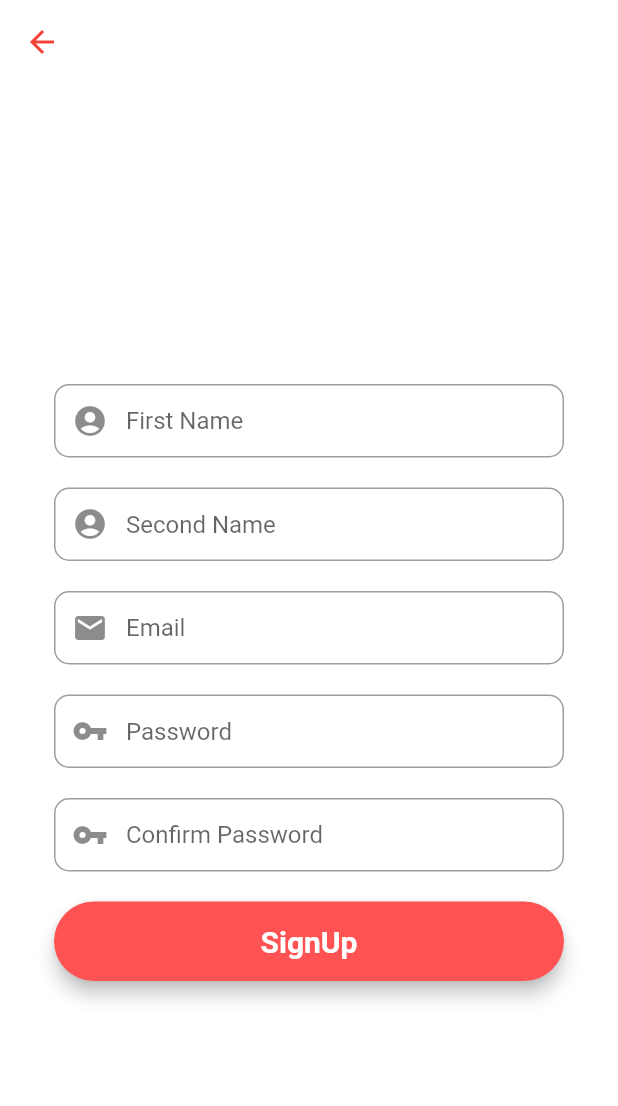
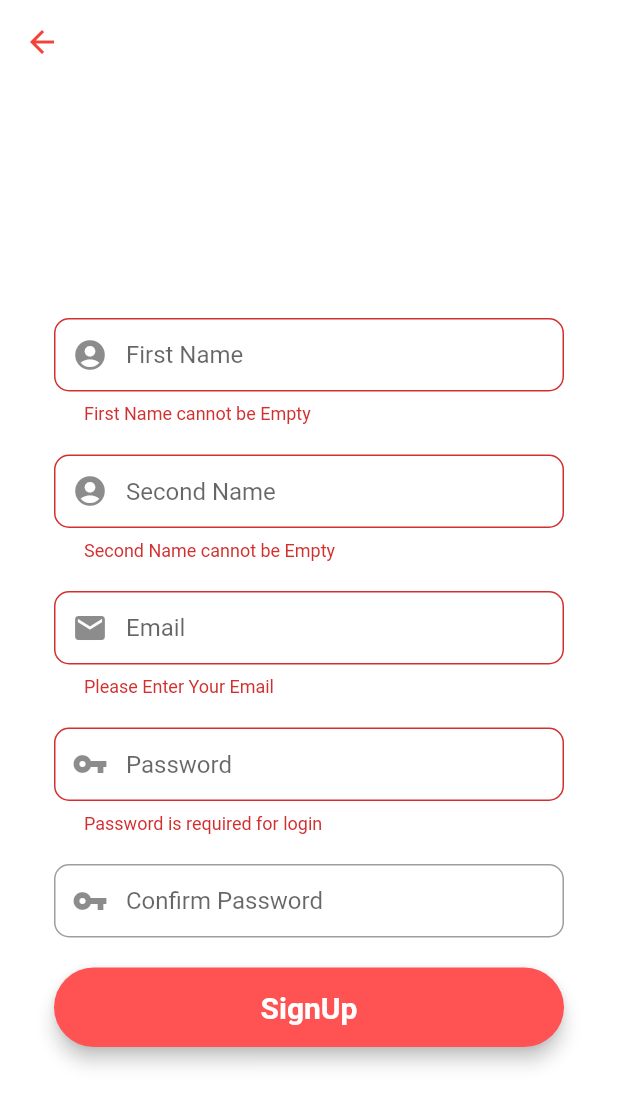
Before and after one commit to ZuzaTwardowska/Bilans-app, a Flutter app: the RegistrationPage screen opened directly, after a tap on "SignUp", on a phone screen of 412 x 824 dp. Shown: the top 1106 px of the screen. Run offline on Flutter 3.47's test engine with Material 2 defaults, Android fonts, the phone set to English and light mode, and no system bars; our stand-ins replace cloud_firestore, firebase_auth, firebase_core, fluttertoast; accounts and stored records are empty; statements that could not run were skipped.

Commit message:
add register and login

```diff
--- a/lib/main.dart
+++ b/lib/main.dart
@@ -1,8 +1,11 @@
 import 'package:bilans/pages/home_page.dart';
+import 'package:firebase_core/firebase_core.dart';
 import 'package:flutter/material.dart';
 import 'package:bilans/pages/login_page.dart';
 
-void main() {
+Future<void> main() async {
+  WidgetsFlutterBinding.ensureInitialized();
+  await Firebase.initializeApp();
   runApp(const MyApp());
 }
 
--- /dev/null
+++ b/lib/models/user_model.dart
@@ -0,0 +1,26 @@
+class UserModel {
+  String? uid;
+  String? email;
+  String? name;
+  String? surname;
+
+  UserModel({this.uid, this.email, this.name, this.surname});
+
+  factory UserModel.fromMap(map) {
+    return UserModel(
+      uid: map['uid'],
+      email: map['email'],
+      name: map['name'],
+      surname: map['surname'],
+    );
+  }
+
+  Map<String, dynamic> toMap() {
+    return {
+      'uid': uid,
+      'email': email,
+      'name': name,
+      'surname': surname,
+    };
+  }
+}
--- a/lib/pages/login_page.dart
+++ b/lib/pages/login_page.dart
@@ -1,4 +1,9 @@
+import 'package:firebase_auth/firebase_auth.dart';
 import 'package:flutter/material.dart';
+import 'package:fluttertoast/fluttertoast.dart';
+
+import 'home_page.dart';
+import 'register_page.dart';
 
 class LoginPage extends StatefulWidget {
   const LoginPage({Key? key}) : super(key: key);
@@ -11,6 +16,10 @@ class _LoginPageState extends State<LoginPage> {
   final _formKey = GlobalKey<FormState>();
   final TextEditingController emailController = TextEditingController();
   final TextEditingController passwordController = TextEditingController();
+
+  final _auth = FirebaseAuth.instance;
+  String? errorMessage;
+
   @override
   Widget build(BuildContext context) {
     final emailField = TextFormField(
@@ -68,7 +77,9 @@ class _LoginPageState extends State<LoginPage> {
       child: MaterialButton(
         padding: const EdgeInsets.fromLTRB(20, 15, 20, 15),
         minWidth: MediaQuery.of(context).size.width,
-        onPressed: () {},
+        onPressed: () {
+          login(emailController.text, passwordController.text);
+        },
         child: const Text(
           "Login",
           textAlign: TextAlign.center,
@@ -107,7 +118,12 @@ class _LoginPageState extends State<LoginPage> {
                       children: <Widget>[
                         const Text("Don't have an account? "),
                         GestureDetector(
-                          onTap: () {},
+                          onTap: () {
+                            Navigator.push(
+                                context,
+                                MaterialPageRoute(
+                                    builder: (context) => RegistrationPage()));
+                          },
                           child: const Text(
                             "SignUp",
                             style: TextStyle(
@@ -127,4 +143,42 @@ class _LoginPageState extends State<LoginPage> {
       ),
     );
   }
+
+  void login(String email, String password) async {
+    if (_formKey.currentState!.validate()) {
+      try {
+        await _auth
+            .signInWithEmailAndPassword(email: email, password: password)
+            .then((uid) => {
+                  Fluttertoast.showToast(msg: "Login Successful"),
+                  Navigator.of(context).pushReplacement(
+                      MaterialPageRoute(builder: (context) => HomePage())),
+                });
+      } on FirebaseAuthException catch (error) {
+        switch (error.code) {
+          case "invalid-email":
+            errorMessage = "Your email address appears to be malformed.";
+            break;
+          case "wrong-password":
+            errorMessage = "Your password is wrong.";
+            break;
+          case "user-not-found":
+            errorMessage = "User with this email doesn't exist.";
+            break;
+          case "user-disabled":
+            errorMessage = "User with this email has been disabled.";
+            break;
+          case "too-many-requests":
+            errorMessage = "Too many requests";
+            break;
+          case "operation-not-allowed":
+            errorMessage = "Signing in with Email and Password is not enabled.";
+            break;
+          default:
+            errorMessage = "An undefined Error happened.";
+        }
+        Fluttertoast.showToast(msg: errorMessage!);
+      }
+    }
+  }
 }
--- a/lib/pages/register_page.dart
+++ b/lib/pages/register_page.dart
@@ -1,4 +1,10 @@
+import 'package:bilans/models/user_model.dart';
+import 'package:cloud_firestore/cloud_firestore.dart';
+import 'package:firebase_auth/firebase_auth.dart';
 import 'package:flutter/material.dart';
+import 'package:fluttertoast/fluttertoast.dart';
+
+import 'home_page.dart';
 
 class RegistrationPage extends StatefulWidget {
   const RegistrationPage({Key? key}) : super(key: key);
@@ -10,17 +16,20 @@ class RegistrationPage extends StatefulWidget {
 class _RegistrationPageState extends State<RegistrationPage> {
   final _formKey = GlobalKey<FormState>();
 
-  final firstNameEditingController = TextEditingController();
-  final secondNameEditingController = TextEditingController();
+  final nameEditingController = TextEditingController();
+  final surnameEditingController = TextEditingController();
   final emailEditingController = TextEditingController();
   final passwordEditingController = TextEditingController();
   final confirmPasswordEditingController = TextEditingController();
 
+  final _auth = FirebaseAuth.instance;
+  String? errorMessage;
+
   @override
   Widget build(BuildContext context) {
-    final firstNameField = TextFormField(
+    final nameField = TextFormField(
       autofocus: false,
-      controller: firstNameEditingController,
+      controller: nameEditingController,
       keyboardType: TextInputType.name,
       validator: (value) {
         RegExp regex = RegExp(r'^.{3,}$');
@@ -33,7 +42,7 @@ class _RegistrationPageState extends State<RegistrationPage> {
         return null;
       },
       onSaved: (value) {
-        firstNameEditingController.text = value!;
+        nameEditingController.text = value!;
       },
       textInputAction: TextInputAction.next,
       decoration: InputDecoration(
@@ -46,9 +55,9 @@ class _RegistrationPageState extends State<RegistrationPage> {
       ),
     );
 
-    final secondNameField = TextFormField(
+    final surnameField = TextFormField(
       autofocus: false,
-      controller: secondNameEditingController,
+      controller: surnameEditingController,
       keyboardType: TextInputType.name,
       validator: (value) {
         if (value!.isEmpty) {
@@ -57,7 +66,7 @@ class _RegistrationPageState extends State<RegistrationPage> {
         return null;
       },
       onSaved: (value) {
-        secondNameEditingController.text = value!;
+        surnameEditingController.text = value!;
       },
       textInputAction: TextInputAction.next,
       decoration: InputDecoration(
@@ -84,7 +93,7 @@ class _RegistrationPageState extends State<RegistrationPage> {
         return null;
       },
       onSaved: (value) {
-        firstNameEditingController.text = value!;
+        nameEditingController.text = value!;
       },
       textInputAction: TextInputAction.next,
       decoration: InputDecoration(
@@ -111,7 +120,7 @@ class _RegistrationPageState extends State<RegistrationPage> {
         }
       },
       onSaved: (value) {
-        firstNameEditingController.text = value!;
+        nameEditingController.text = value!;
       },
       textInputAction: TextInputAction.next,
       decoration: InputDecoration(
@@ -156,7 +165,9 @@ class _RegistrationPageState extends State<RegistrationPage> {
       child: MaterialButton(
         padding: const EdgeInsets.fromLTRB(20, 15, 20, 15),
         minWidth: MediaQuery.of(context).size.width,
-        onPressed: () {},
+        onPressed: () {
+          register(emailEditingController.text, passwordEditingController.text);
+        },
         child: const Text(
           "SignUp",
           textAlign: TextAlign.center,
@@ -189,9 +200,9 @@ class _RegistrationPageState extends State<RegistrationPage> {
                   crossAxisAlignment: CrossAxisAlignment.center,
                   children: <Widget>[
                     const SizedBox(height: 45),
-                    firstNameField,
+                    nameField,
                     const SizedBox(height: 20),
-                    secondNameField,
+                    surnameField,
                     const SizedBox(height: 20),
                     emailField,
                     const SizedBox(height: 20),
@@ -210,4 +221,62 @@ class _RegistrationPageState extends State<RegistrationPage> {
       ),
     );
   }
+
+  void register(String email, String password) async {
+    if (_formKey.currentState!.validate()) {
+      try {
+        await _auth
+            .createUserWithEmailAndPassword(email: email, password: password)
+            .then((value) => {postDetailsToFirestore()})
+            .catchError((e) {
+          Fluttertoast.showToast(msg: e!.message);
+        });
+      } on FirebaseAuthException catch (error) {
+        switch (error.code) {
+          case "invalid-email":
+            errorMessage = "Your email address appears to be malformed.";
+            break;
+          case "wrong-password":
+            errorMessage = "Your password is wrong.";
+            break;
+          case "user-not-found":
+            errorMessage = "User with this email doesn't exist.";
+            break;
+          case "user-disabled":
+            errorMessage = "User with this email has been disabled.";
+            break;
+          case "too-many-requests":
+            errorMessage = "Too many requests";
+            break;
+          case "operation-not-allowed":
+            errorMessage = "Signing in with Email and Password is not enabled.";
+            break;
+          default:
+            errorMessage = "An undefined Error happened.";
+        }
+        Fluttertoast.showToast(msg: errorMessage!);
+      }
+    }
+  }
+
+  postDetailsToFirestore() async {
+    FirebaseFirestore firebaseFirestore = FirebaseFirestore.instance;
+    User? user = _auth.currentUser;
+
+    UserModel userModel = UserModel();
+
+    userModel.email = user!.email;
+    userModel.uid = user.uid;
+    userModel.name = nameEditingController.text;
+    userModel.surname = surnameEditingController.text;
+
+    await firebaseFirestore
+        .collection("users")
+        .doc(user.uid)
+        .set(userModel.toMap());
+    Fluttertoast.showToast(msg: "Account created successfully :) ");
+
+    Navigator.pushAndRemoveUntil((context),
+        MaterialPageRoute(builder: (context) => HomePage()), (route) => false);
+  }
 }
```
Also changed, not shown: lib/pages/home_page.dart (+34 -6 lines), pubspec.yaml (+7 -19 lines), pubspec.lock, 3 other files.
